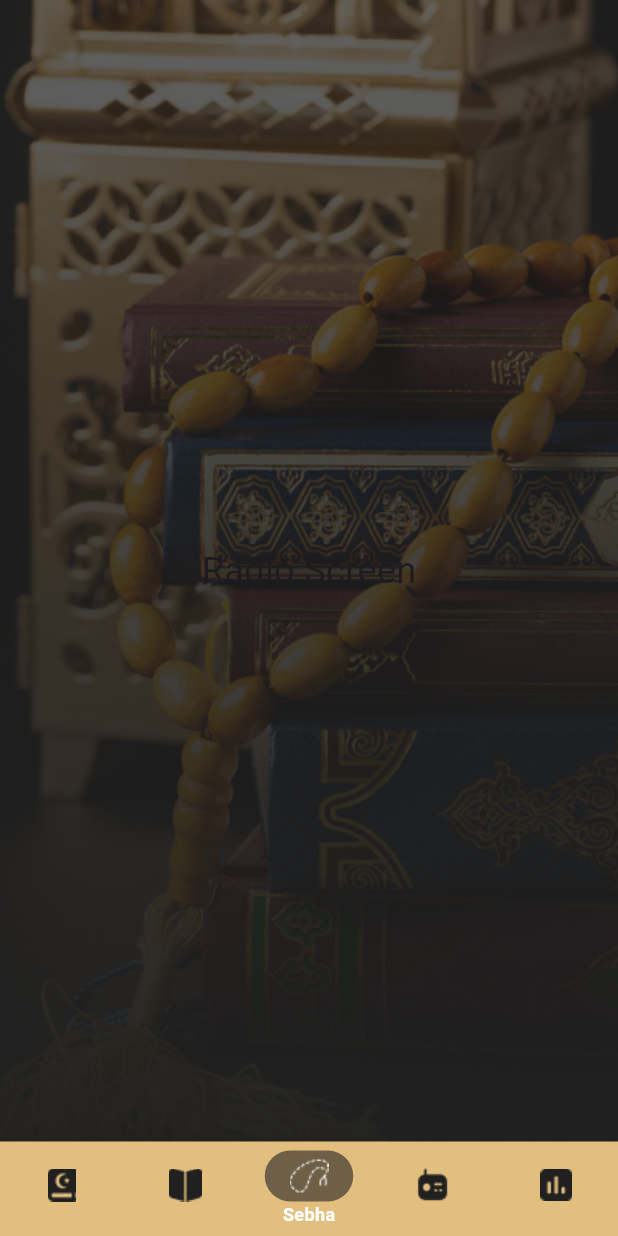
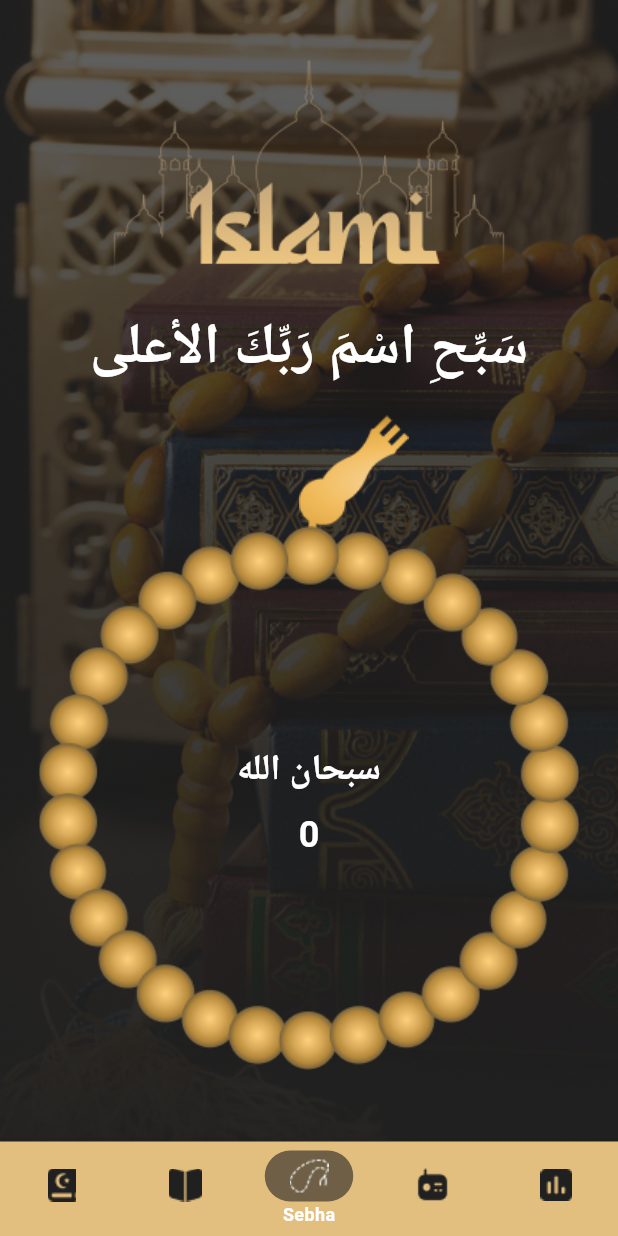
Before and after one commit to yasminesami/Islami_app-flutter, a Flutter app: the screen it shows after launch, item 3 of the bottom bar chosen, on a phone screen of 412 x 824 dp. Run offline on Flutter 3.47's test engine with Material 3 defaults, Android fonts, the phone set to English and light mode, and no system bars; our stand-ins replace carousel_slider, shared_preferences.

Commit message:
Sebha screen.

```diff
--- a/lib/features/home/home_screen.dart
+++ b/lib/features/home/home_screen.dart
@@ -2,6 +2,7 @@ import 'package:flutter/material.dart';
 import 'package:islami/core/constants/app_colors.dart';
 import 'package:islami/features/hadith/hadith_screen.dart';
 import 'package:islami/features/quran/quran_screen.dart';
+import 'package:islami/features/sebha/sebha_screen.dart';
 
 class HomeScreen extends StatefulWidget {
   static const String routeName = "home";
@@ -18,7 +19,7 @@ class _HomeScreenState extends State<HomeScreen> {
   final List<Widget> pages = [
     QuranScreen(),
     HadithScreen(),
-    Center(child: Text('Radio Screen', style: TextStyle(fontSize: 24))),
+    SebhaScreen(),
     Center(child: Text('Time Screen', style: TextStyle(fontSize: 24))),
   ];
 
--- /dev/null
+++ b/lib/features/sebha/models/sebha_model.dart
@@ -0,0 +1,9 @@
+class SebhaModel {
+  static List<String> sebhaAzkar = [
+    "سبحان الله",
+    "الحمد لله",
+    "الله اكبر",
+    "لا إله إلا الله",
+    "لا حول ولا قوة الا بالله"
+  ];
+}
--- /dev/null
+++ b/lib/features/sebha/sebha_screen.dart
@@ -0,0 +1,120 @@
+import 'dart:math';
+
+import 'package:flutter/material.dart';
+import 'package:islami/core/constants/app_colors.dart';
+import 'package:islami/features/sebha/models/sebha_model.dart';
+
+class SebhaScreen extends StatefulWidget {
+  static const routeName = 'sebha screen';
+
+  const SebhaScreen({super.key});
+
+  @override
+  State<SebhaScreen> createState() => _SebhaScreenState();
+}
+
+class _SebhaScreenState extends State<SebhaScreen> {
+  int counter = 0;
+  int sebhaIndex = 0;
+  double rotationAngle = 0;
+
+  @override
+  Widget build(BuildContext context) {
+    double screenWidth = MediaQuery.of(context).size.width;
+    double screenHeight = MediaQuery.of(context).size.height;
+
+    return Center(
+      child: Column(children: [
+        Padding(
+          padding: const EdgeInsets.only(top: 40),
+          child: Image.asset(
+            'assets/images/islami_header.png',
+            width: screenWidth * .8,
+            height: screenHeight * .2,
+          ),
+        ),
+        Text(
+          "سَبِّحِ اسْمَ رَبِّكَ الأعلى",
+          style: TextStyle(
+              color: AppColors.white,
+              fontSize: 38,
+              fontWeight: FontWeight.bold),
+        ),
+        const SizedBox(
+          height: 16,
+        ),
+        InkWell(
+          onTap: () => setState(() {
+            counter++;
+            if (counter == 33) {
+              sebhaIndex++;
+              counter = 0;
+              if (sebhaIndex == SebhaModel.sebhaAzkar.length) {
+                sebhaIndex = 0;
+              }
+            }
+            rotationAngle += pi / 2;
+          }),
+          splashColor: Colors.transparent, // إزالة تأثير الضغط
+          highlightColor: Colors.transparent,
+          child: Stack(children: [
+            Align(
+                alignment: Alignment.topCenter,
+                child: Row(
+                  mainAxisAlignment: MainAxisAlignment.center,
+                  children: [
+                    const SizedBox(
+                      width: 60,
+                    ),
+                    Image.asset('assets/images/sebha_part.png'),
+                  ],
+                )),
+            Center(
+              child: Column(
+                children: [
+                  const SizedBox(
+                    height: 74,
+                  ),
+                  Transform.rotate(
+                    angle: rotationAngle,
+                    child: Image.asset(
+                      'assets/images/SebhaBody.png',
+                      height: screenHeight * .44,
+                    ),
+                  ),
+                ],
+              ),
+            ),
+            Align(
+              alignment: Alignment.center,
+              child: Column(
+                children: [
+                  const SizedBox(
+                    height: 220,
+                  ),
+                  Text(
+                    SebhaModel.sebhaAzkar[sebhaIndex],
+                    style: TextStyle(
+                        color: AppColors.white,
+                        fontWeight: FontWeight.bold,
+                        fontSize: 24),
+                  ),
+                  const SizedBox(
+                    height: 8,
+                  ),
+                  Text(
+                    '$counter',
+                    style: TextStyle(
+                        color: AppColors.white,
+                        fontWeight: FontWeight.bold,
+                        fontSize: 24),
+                  )
+                ],
+              ),
+            )
+          ]),
+        )
+      ]),
+    );
+  }
+}
--- a/lib/main.dart
+++ b/lib/main.dart
@@ -7,8 +7,9 @@ import 'package:islami/features/splash/splash_screen.dart';
 
 import 'features/hadith/hadith_details.dart';
 import 'features/hadith/hadith_screen.dart';
+import 'features/sebha/sebha_screen.dart';
 
-void main() => runApp(MyApp());
+void main() => runApp(const MyApp());
 
 class MyApp extends StatelessWidget {
   const MyApp({super.key});
@@ -23,8 +24,9 @@ class MyApp extends StatelessWidget {
         OnboardingScreen.routeName: (context) => const OnboardingScreen(),
         HomeScreen.routeName: (context) => const HomeScreen(),
         QuranDetails.routeName: (context) => const QuranDetails(),
-        HadithScreen.routeName: (context) => HadithScreen(),
+        HadithScreen.routeName: (context) => const HadithScreen(),
         HadithDetails.routeName: (context) => const HadithDetails(),
+        SebhaScreen.routeName: (context) => const SebhaScreen(),
       },
       darkTheme: AppThemeData.darkTheme,
       themeMode: ThemeMode.dark,
```
Also changed, not shown: assets/images/SebhaBody.png (added), assets/images/sebha_part.png (added).
